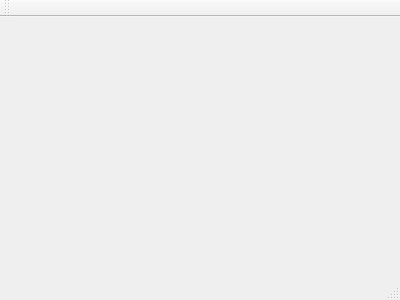
Above: ClientTest/mainwindow.ui from hyun9456/Qt before the change. Below: the same form after it.
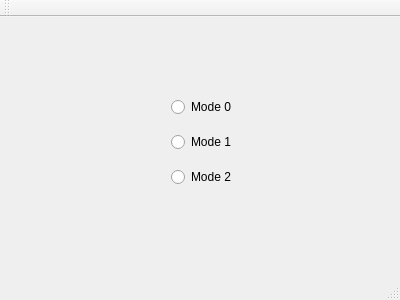
That is the form after the change.

Commit message: Avg RGB Mode

What changed in the file:
```diff
--- a/ClientTest/mainwindow.ui
+++ b/ClientTest/mainwindow.ui
@@ -13,7 +13,41 @@
   <property name="windowTitle">
    <string>MainWindow</string>
   </property>
-  <widget class="QWidget" name="centralWidget"/>
+  <widget class="QWidget" name="centralWidget">
+   <widget class="QWidget" name="">
+    <property name="geometry">
+     <rect>
+      <x>160</x>
+      <y>60</y>
+      <width>91</width>
+      <height>131</height>
+     </rect>
+    </property>
+    <layout class="QVBoxLayout" name="verticalLayout">
+     <item>
+      <widget class="QRadioButton" name="radioButton_mode0">
+       <property name="text">
+        <string>Mode 0</string>
+       </property>
+      </widget>
+     </item>
+     <item>
+      <widget class="QRadioButton" name="radioButton_mode1">
+       <property name="text">
+        <string>Mode 1</string>
+       </property>
+      </widget>
+     </item>
+     <item>
+      <widget class="QRadioButton" name="radioButton_mode2">
+       <property name="text">
+        <string>Mode 2</string>
+       </property>
+      </widget>
+     </item>
+    </layout>
+   </widget>
+  </widget>
   <widget class="QMenuBar" name="menuBar">
    <property name="geometry">
     <rect>
```
Left out of the diff: 2 changed lines with no effect on the pictures. The commit also changes 6 other files.
